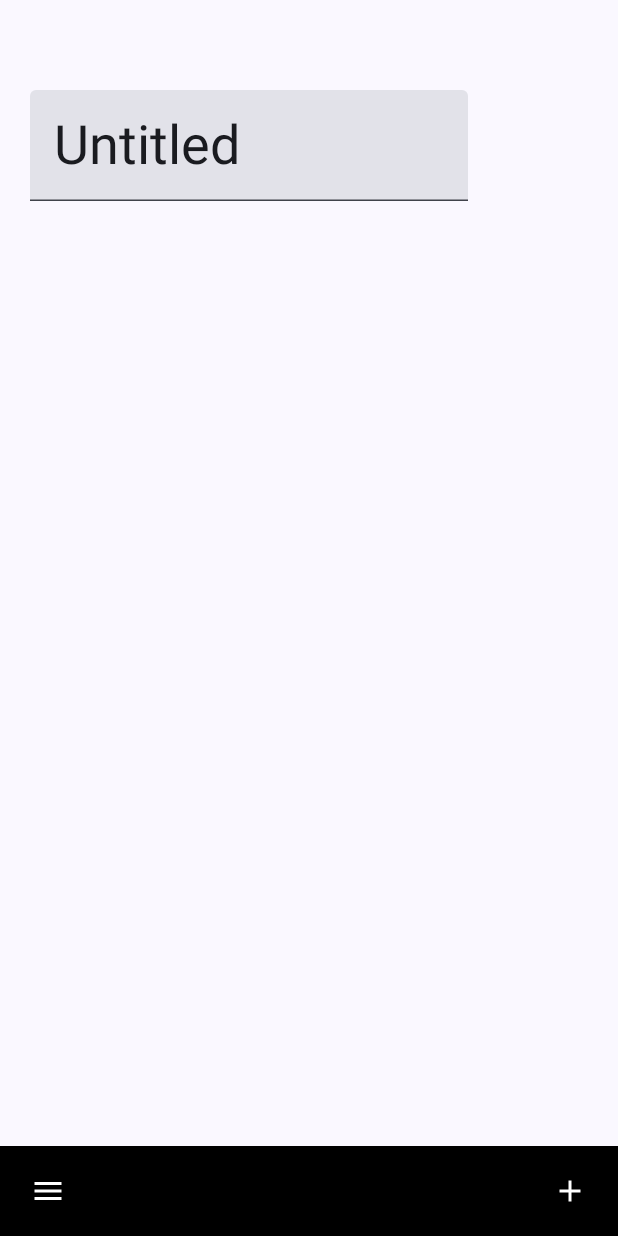
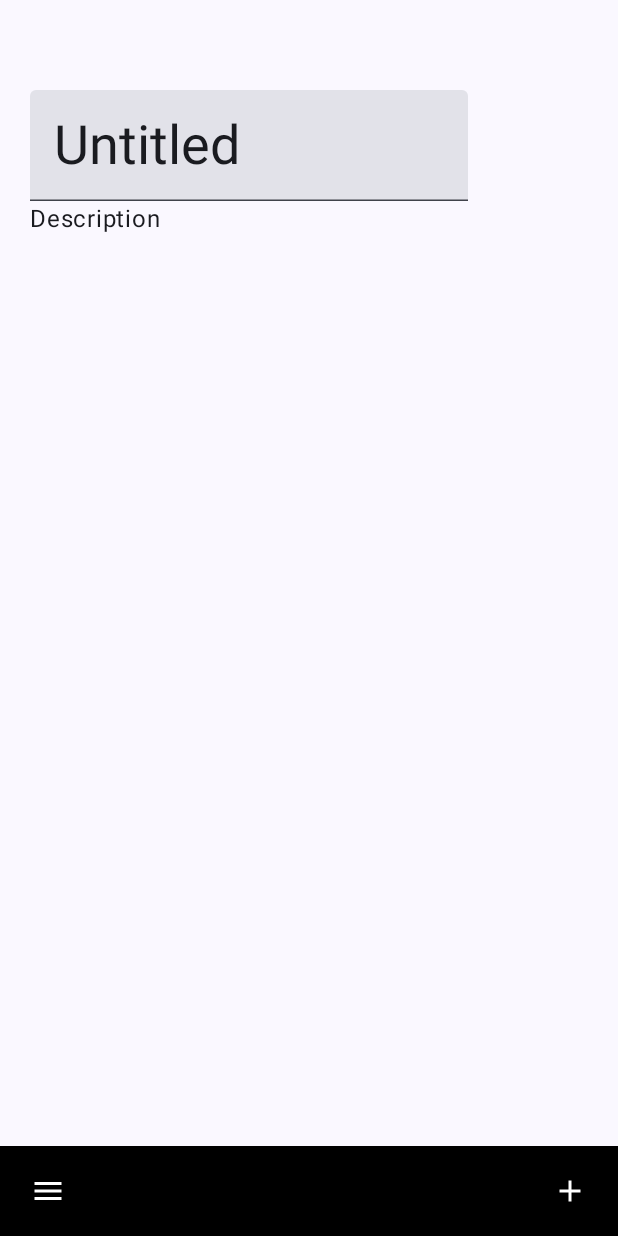
Before and after one commit to aminuolawale/Muffassa, an Android app built with Jetpack Compose: the composable CorpusScreen shown on its own in the app's theme, after a tap on "Untitled", on a phone screen of 412 x 824 dp. Run offline under Robolectric (Android 15) with nearby library versions, the phone set to English and light mode, and no system bars; our stand-ins replace Dagger/Hilt's generated code, Firebase (no records; nobody signed in at launch, a user with empty details on screens opened directly); 1 statement that could not run was skipped.

Commit message:
Edit description

```diff
--- a/app/src/main/java/com/aminuolawale/muffassa/data/datasource/MuffassaDatabase.kt
+++ b/app/src/main/java/com/aminuolawale/muffassa/data/datasource/MuffassaDatabase.kt
@@ -10,6 +10,6 @@ import com.aminuolawale.muffassa.domain.model.Corpus
 abstract class MuffassaDatabase: RoomDatabase() {
     abstract val corpusDao: CorpusDao
     companion object {
-        const val  DATABASE_NAME = "muffassa_5"
+        const val  DATABASE_NAME = "muffassa_6"
     }
 }
--- a/app/src/main/java/com/aminuolawale/muffassa/domain/model/Corpus.kt
+++ b/app/src/main/java/com/aminuolawale/muffassa/domain/model/Corpus.kt
@@ -8,6 +8,7 @@ import androidx.room.PrimaryKey
 data class Corpus(
     @PrimaryKey val id: String,
     val title: String,
+    val description: String="",
     @ColumnInfo(name= "creator_user_id") val creatorUserId: String,
     @ColumnInfo(name= "date_created") val dateCreated: Long = System.currentTimeMillis(),
     @ColumnInfo(name= "last_updated") val lastUpdated: Long = System.currentTimeMillis()
--- a/app/src/main/java/com/aminuolawale/muffassa/presentation/corpus/CorpusEvent.kt
+++ b/app/src/main/java/com/aminuolawale/muffassa/presentation/corpus/CorpusEvent.kt
@@ -3,5 +3,6 @@ package com.aminuolawale.muffassa.presentation.corpus
 sealed class CorpusEvent {
     data  class BeginEdit(val editField: CorpusEditState): CorpusEvent()
     data class TitleChanged(val value: String):CorpusEvent()
+    data class DescriptionChanged(val value: String): CorpusEvent()
     data object EndEdit: CorpusEvent()
 }
--- a/app/src/main/java/com/aminuolawale/muffassa/presentation/corpus/CorpusScreen.kt
+++ b/app/src/main/java/com/aminuolawale/muffassa/presentation/corpus/CorpusScreen.kt
@@ -55,6 +55,18 @@ fun CorpusScreen(navController: NavController, corpusViewModel: CorpusViewModel)
                                 )
                             )
                         })
+
+                }
+                Row(
+                    modifier = Modifier.fillMaxWidth(),
+                    horizontalArrangement = Arrangement.Start,
+                    verticalAlignment = Alignment.CenterVertically
+                ) {
+                    DescriptionArea(modifier = Modifier.fillMaxWidth(),
+                        text = it.value.corpus?.description ?: "Description",
+                        isEditing = it.value.editState == CorpusEditState.DESCRIPTION,
+                        onClick = { corpusViewModel.onEvent(CorpusEvent.BeginEdit(CorpusEditState.DESCRIPTION)) },
+                        onValueChange = { corpusViewModel.onEvent(CorpusEvent.DescriptionChanged(it)) })
                 }
 
             }
@@ -83,3 +95,18 @@ fun TitleArea(
             })
     }
 }
+
+@Composable
+fun DescriptionArea(
+    modifier: Modifier,
+    text: String,
+    isEditing: Boolean,
+    onClick: () -> Unit,
+    onValueChange: (value: String) -> Unit
+) {
+    if (isEditing) {
+        TextField(modifier = modifier, value = text, onValueChange = { onValueChange.invoke(it) })
+    } else {
+        Text(text = text, modifier = modifier.clickable { onClick.invoke() })
+    }
+}
--- a/app/src/main/java/com/aminuolawale/muffassa/presentation/corpus/CorpusViewModel.kt
+++ b/app/src/main/java/com/aminuolawale/muffassa/presentation/corpus/CorpusViewModel.kt
@@ -16,8 +16,7 @@ import javax.inject.Inject
 class CorpusViewModel @Inject constructor(
     googleAuthUiClient: GoogleAuthUiClient,
     private val corpusRepository: CorpusRepository,
-) :
-    ViewModel() {
+) : ViewModel() {
     var userData: UserData? = null
     private val _state = MutableStateFlow(CorpusViewState())
     val state = _state.asStateFlow()
@@ -57,6 +56,10 @@ class CorpusViewModel @Inject constructor(
                     viewModelScope.launch { corpusRepository.insertCorpus(it) }
                 }
             }
+
+            is CorpusEvent.DescriptionChanged -> {
+                _state.update { it.copy(corpus = it.corpus?.copy(description = corpusEvent.value)) }
+            }
         }
     }
 }
--- a/app/src/main/java/com/aminuolawale/muffassa/presentation/corpus/CorpusViewState.kt
+++ b/app/src/main/java/com/aminuolawale/muffassa/presentation/corpus/CorpusViewState.kt
@@ -10,4 +10,5 @@ data class CorpusViewState(
 enum class CorpusEditState {
     NONE,
     TITLE,
+    DESCRIPTION,
 }
```
